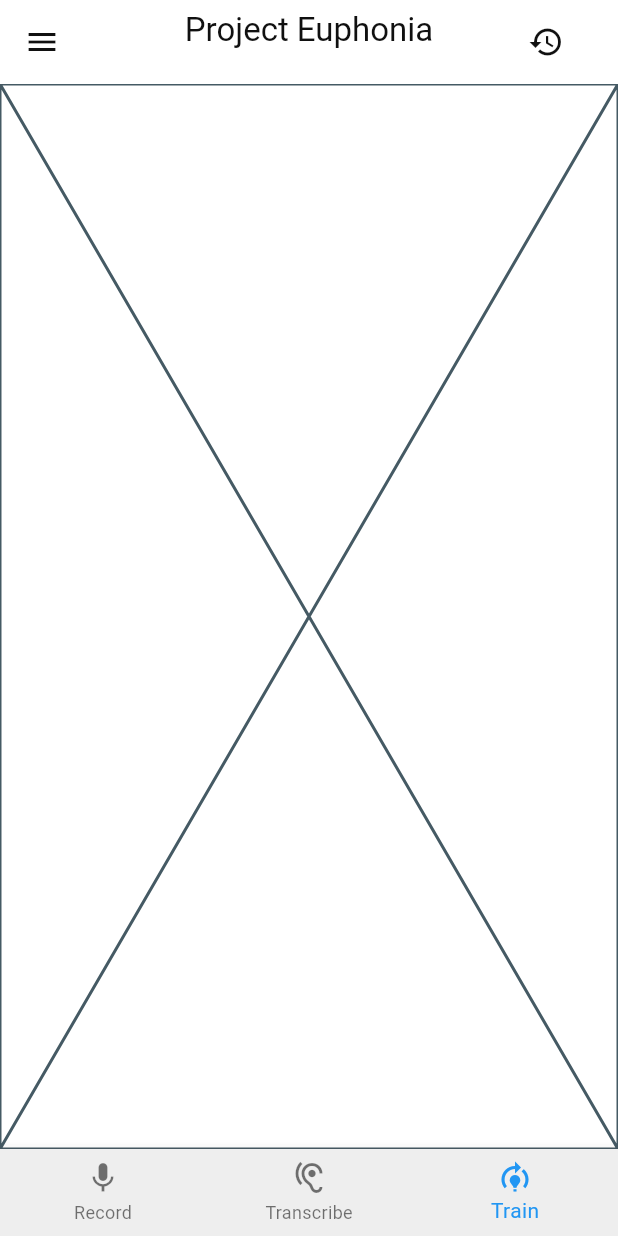
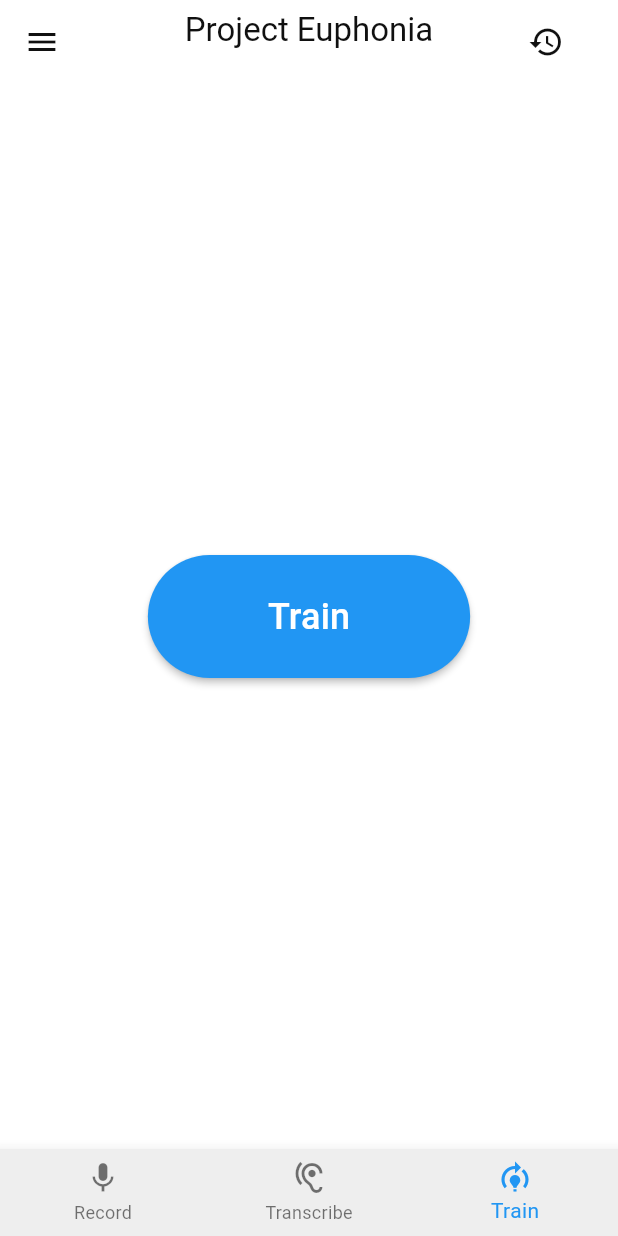
Before and after one commit to Star-Lord-XIII/project-euphonia-app, a Flutter app: the screen it shows once a user with an empty profile is signed in, item 3 of the bottom bar chosen, on a phone screen of 412 x 824 dp. Run offline on Flutter 3.47's test engine with Material 3 defaults, Android fonts, the phone set to English and light mode, and no system bars; our stand-ins replace cloud_firestore, firebase_auth, firebase_core, firebase_storage, shared_preferences, video_player; missing offline and left inert: firebase_cached_image, firebase_ui_auth, firebase_ui_oauth_google, record, sealed_languages; accounts and stored records are empty; generated files the repository leaves out were written again; network calls fail; statements that could not run were skipped; project files that could hold a hidden picture were left out.

Commit message:
Implement train endpoint to fetch all audio and transcript from backend and request to train a personalized model.

```diff
--- a/lib/src/auth_gate.dart
+++ b/lib/src/auth_gate.dart
@@ -48,7 +48,7 @@ class AuthGate extends StatelessWidget {
                   .map((lpa) => lpa.emailId)
                   .toList()
                   .contains(currentUser);
-              return HomeController(isCurrentUserAdmin: isCurrentUserAdmin);
+              return HomeController(isCurrentUserAdmin: false);
             });
       },
     );
--- a/lib/src/home.dart
+++ b/lib/src/home.dart
@@ -28,6 +28,7 @@ import 'repos/uploader.dart';
 import 'settings/settings_controller.dart';
 import 'train/view/train_mode_view.dart';
 import 'train/view/training_job_history_view.dart';
+import 'train/viewmodel/train_mode_viewmodel.dart';
 import 'train/viewmodel/training_job_history_viewmodel.dart';
 
 class HomeController extends StatefulWidget {
@@ -75,7 +76,8 @@ class _HomeControllerState extends State<HomeController> {
     final List<Widget> widgetOptions = <Widget>[
       const RecordModeController(),
       const TranscribeModeController(),
-      const TrainModeView(),
+      TrainModeView(
+          viewModel: TrainModeViewModel(modelRepository: context.read())),
       const AdminModeController(),
       const Center(
         child: IconButton(
--- a/lib/src/repository/model/model_repository.dart
+++ b/lib/src/repository/model/model_repository.dart
@@ -2,6 +2,9 @@ import '../../common/result.dart';
 import '../../service/model/training_job.dart';
 
 abstract class ModelRepository {
+  Future<Result<void>> startTrainingJob(
+      {required String userId, required String languagePackCode});
+
   Future<Result<List<TrainingJob>>> listTrainingJobs({required String userId});
 
   Future<Result<void>> downloadModel(
--- a/lib/src/train/view/train_mode_view.dart
+++ b/lib/src/train/view/train_mode_view.dart
@@ -1,7 +1,11 @@
 import 'package:flutter/material.dart';
 
+import '../viewmodel/train_mode_viewmodel.dart';
+
 class TrainModeView extends StatefulWidget {
-  const TrainModeView({super.key});
+  final TrainModeViewModel viewModel;
+
+  const TrainModeView({super.key, required this.viewModel});
 
   @override
   State<TrainModeView> createState() => _TrainModeViewState();
@@ -10,6 +14,24 @@ class TrainModeView extends StatefulWidget {
 class _TrainModeViewState extends State<TrainModeView> {
   @override
   Widget build(BuildContext context) {
-    return Placeholder();
+    return ListenableBuilder(
+        listenable: widget.viewModel,
+        builder: (context, child) => Center(
+                child: MaterialButton(
+              onPressed: widget.viewModel.training
+                  ? null
+                  : () => widget.viewModel.train.execute(),
+              color: Colors.blue,
+              textColor: Colors.white,
+              disabledColor: Colors.grey,
+              shape: const RoundedRectangleBorder(
+                borderRadius: BorderRadius.all(Radius.circular(80)),
+              ),
+              padding: const EdgeInsets.fromLTRB(80, 24, 80, 24),
+              child: Text(
+                widget.viewModel.training ? 'Training...' : 'Train',
+                style: const TextStyle(fontSize: 24),
+              ),
+            )));
   }
 }
--- /dev/null
+++ b/lib/src/train/viewmodel/train_mode_viewmodel.dart
@@ -0,0 +1,34 @@
+import 'package:firebase_auth/firebase_auth.dart';
+import 'package:flutter/material.dart';
+
+import '../../common/command.dart';
+import '../../common/result.dart';
+import '../../repository/model/model_repository.dart';
+
+class TrainModeViewModel extends ChangeNotifier {
+  final ModelRepository _modelRepository;
+
+  bool _training = false;
+
+  TrainModeViewModel({required ModelRepository modelRepository})
+      : _modelRepository = modelRepository {
+    train = Command0(_train);
+  }
+
+  late final Command0 train;
+  bool get training => _training;
+
+  Future<Result<void>> _train() async {
+    final userId = FirebaseAuth.instance.currentUser?.uid;
+    if (userId == null) {
+      return Result.error(Exception('No current user found!'));
+    }
+    _training = true;
+    notifyListeners();
+    final result = await _modelRepository.startTrainingJob(
+        userId: userId, languagePackCode: 'en.english-complicated');
+    _training = false;
+    notifyListeners();
+    return result;
+  }
+}
--- a/lib/src/train/viewmodel/training_job_history_viewmodel.dart
+++ b/lib/src/train/viewmodel/training_job_history_viewmodel.dart
@@ -29,7 +29,7 @@ class TrainingJobHistoryViewModel extends ChangeNotifier {
       return Result.error(Exception('No current user found!'));
     }
     final trainingJobsResult =
-        _modelRepository.listTrainingJobs(userId: 'test_user').then((result) {
+        _modelRepository.listTrainingJobs(userId: userId).then((result) {
       switch (result) {
         case Ok<List<TrainingJob>>():
           _trainingJobs = result.value;
@@ -63,7 +63,7 @@ class TrainingJobHistoryViewModel extends ChangeNotifier {
     notifyListeners();
     final result = await _modelRepository.downloadModel(
         trainingId: trainingId,
-        userId: 'test_user',
+        userId: userId,
         onProgress: (downloaded, total) {
           _modelDownloadProgress[trainingId] =
               DownloadProgress(downloaded: downloaded, total: total);
--- a/pubspec.yaml
+++ b/pubspec.yaml
@@ -71,6 +71,7 @@ dependencies:
   flutter_cache_manager: ^3.4.1
   firebase_cached_image: ^0.10.0
   logging: ^1.3.0
+  archive: ^4.0.7
 dev_dependencies:
   flutter_test:
     sdk: flutter
```
Also changed, not shown: lib/main.dart (+9 -3 lines), lib/src/repository/model/model_repository_remote.dart (+74 -3 lines), lib/src/service/model_training_service_impl.dart (+33 -3 lines), lib/src/service/remote_data/firebase_data_service.dart (added, +65 -0 lines), lib/src/service/remote_data/remote_data_service.dart (added, +13 -0 lines), lib/src/train/view/training_job_history_view.dart (+7 -1 lines), pubspec.lock.
